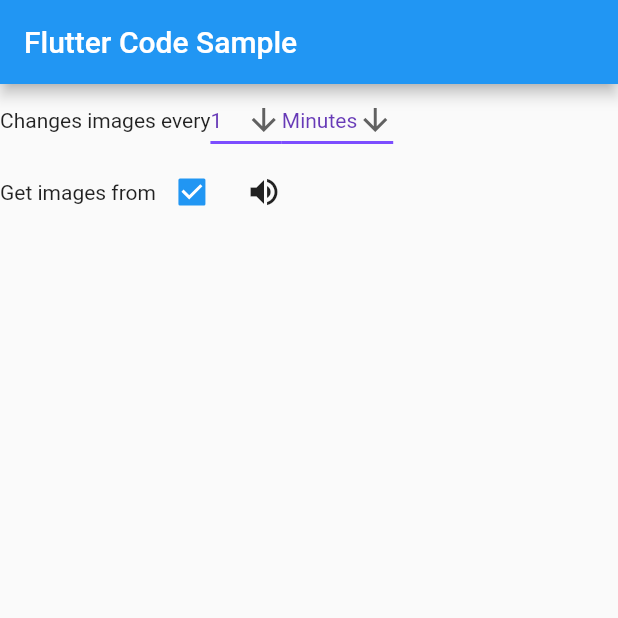
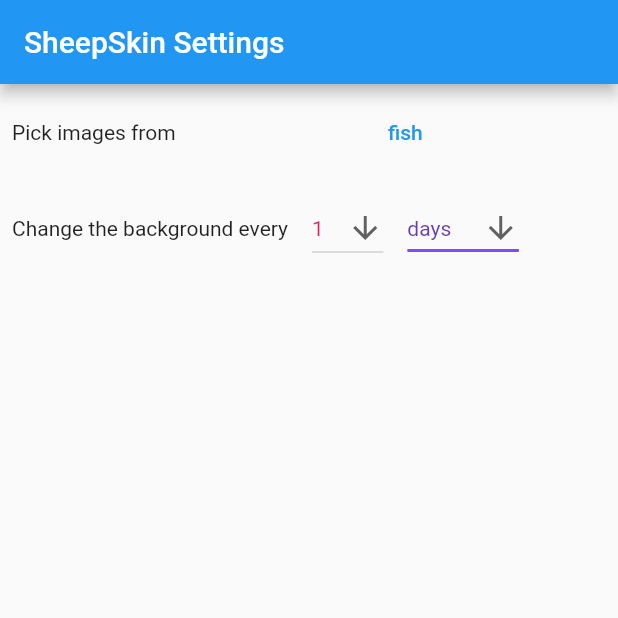
Before and after one commit to dvdhncck/sheepskin-hold, a Flutter app: the screen it shows after launch, on a phone screen of 412 x 824 dp, the top half of it. Run offline on Flutter 3.47's test engine with Material 2 defaults, Android fonts, the phone set to English and light mode, and no system bars; our stand-ins replace file_picker.

Commit message:
2 page navigation working

```diff
--- a/lib/main.dart
+++ b/lib/main.dart
@@ -1,74 +1,124 @@
+/// Flutter code sample for DropdownButton
+
+// This sample shows a `DropdownButton` with a large arrow icon,
+// purple text style, and bold purple underline, whose value is one of "One",
+// "Two", "Free", or "Four".
+//
+// ![](https://flutter.github.io/assets-for-api-docs/assets/material/dropdown_button.png)
+
 import 'package:flutter/material.dart';
 
 void main() {
-  runApp(SheepSkin());
+  runApp(MaterialApp(
+    title: 'SheepSkin - Wallpaper Fluctuator',
+    home: OptionsRoute(),
+  ));
 }
 
-/// This is the main application widget.
-class SheepSkin extends StatelessWidget {
-  const SheepSkin({Key? key}) : super(key: key);
-
-  static const String _title = 'Flutter Code Sample';
-
+class OptionsRoute extends StatelessWidget {
   @override
   Widget build(BuildContext context) {
-    return MaterialApp(
-      title: _title,
-      home: Scaffold(
-        appBar: AppBar(title: const Text(_title)),
-        body: const Center(
-          child: SheepskinSettingsWidget(),
+    return Scaffold(
+        appBar: AppBar(
+          title: Text('SheepSkin Settings'),
         ),
+        body: Center(child: SheepSkinOptionsWidget()));
+  }
+}
+
+class ImagePickerRoute extends StatelessWidget {
+  @override
+  Widget build(BuildContext context) {
+    return Scaffold(
+        appBar: AppBar(
+          title: Text('SheepSkin Settings'),
         ),
-    );
+        body: Center(child: SheepSkinImagePickerWidget()));
   }
 }
 
 /// This is the stateful widget that the main application instantiates.
-class SheepskinSettingsWidget extends StatefulWidget {
-  const SheepskinSettingsWidget({Key? key}) : super(key: key);
+class SheepSkinOptionsWidget extends StatefulWidget {
+  const SheepSkinOptionsWidget({Key? key}) : super(key: key);
 
   @override
-  State<SheepskinSettingsWidget> createState() =>
-      _SheepskinSettingsWidgetState();
+  State<SheepSkinOptionsWidget> createState() => _SheepSkinOptionsWidgetState();
 }
 
-/// This is the private State class that goes with MyStatefulWidget.
-class _SheepskinSettingsWidgetState extends State<SheepskinSettingsWidget> {
+class SheepSkinImagePickerWidget extends StatefulWidget {
+  const SheepSkinImagePickerWidget({Key? key}) : super(key: key);
+
+  @override
+  State<SheepSkinImagePickerWidget> createState() =>
+      _SheepSkinImagePickerWidgetState();
+}
+
+class _SheepSkinImagePickerWidgetState
+    extends State<SheepSkinImagePickerWidget> {
+  @override
+  Widget build(BuildContext context) {
+    return Padding(
+        padding: EdgeInsets.all(8.0),
+        child: TextButton(
+            onPressed: () {
+              Navigator.pop(context);
+            },
+            child: Text('fish')));
+  }
+}
+
+class _SheepSkinOptionsWidgetState extends State<SheepSkinOptionsWidget> {
   List<String> validTimeValues = <String>['1', '5', '10', '100'];
-  List<String> validTimeUnits = <String>['Minutes', 'Hours', 'Days', 'Weeks'];
-  String timeUnit = '5';
-  String timeValue = '?';
+  List<String> validTimeUnits = <String>['minutes', 'hours', 'days', 'weeks'];
+  String timeValue = '1';
+  String timeUnit = 'days';
 
   @override
   Widget build(BuildContext context) {
-    timeValue = validTimeValues.first;
-    timeUnit = validTimeUnits.first;
-
-    var timeValueDropdown = DropdownButton<String>(
+    var locationRow = Row(children: [
+      Padding(padding: EdgeInsets.all(8.0), child: Text('Pick images from ')),
+      Expanded(
+          flex: 2,
+          child: Padding(
+              padding: EdgeInsets.all(8.0),
+              child: TextButton(
+                  onPressed: () {
+                    Navigator.push(
+                      context,
+                      MaterialPageRoute(
+                          builder: (context) => ImagePickerRoute()),
+                    );
+                  },
+                  child: Text('fish')))),
+    ]);
+    var timeRow = Row(children: [
+      Padding(
+          padding: EdgeInsets.all(8.0),
+          child: Text('Change the background every')),
+      Padding(
+          padding: EdgeInsets.all(8.0),
+          child: DropdownButton<String>(
             value: timeValue,
             icon: const Icon(Icons.arrow_downward),
             iconSize: 24,
             elevation: 16,
-      style: const TextStyle(color: Colors.deepPurple),
-      underline: Container(
-        height: 2,
-        color: Colors.deepPurpleAccent,
-      ),
+            style: const TextStyle(color: Colors.pink),
             onChanged: (String? newValue) {
               setState(() {
                 timeValue = newValue!;
               });
             },
-      items: validTimeValues.map<DropdownMenuItem<String>>((String value) {
+            items:
+                validTimeValues.map<DropdownMenuItem<String>>((String value) {
               return DropdownMenuItem<String>(
                 value: value,
                 child: Text(value),
               );
             }).toList(),
-    );
-
-    var timeUnitDropdown = DropdownButton<String>(
+          )),
+      Padding(
+          padding: EdgeInsets.all(8.0),
+          child: DropdownButton<String>(
             value: timeUnit,
             icon: const Icon(Icons.arrow_downward),
             iconSize: 24,
@@ -89,38 +139,9 @@
                 child: Text(value),
               );
             }).toList(),
-    );
-
-    var frequencyLine = Row(children: <Widget>[
-      Text('Changes images every'),
-      timeValueDropdown,
-      timeUnitDropdown
+          ))
     ]);
 
-    var spaceCheckbox = Checkbox(
-      onChanged: (bool? newValue) {
-        setState(() {
-          //timeUnit = newValue!;
-        });
-      },
-      value: true,
-    );
-
-    var sourceLine = Row(children: <Widget>[
-      Text('Get images from'),
-      spaceCheckbox,
-      IconButton(
-        icon: const Icon(Icons.volume_up),
-        tooltip: 'Pick locations',
-        onPressed: () {
-          setState(() {
-            // Do a  thing
-          });
-        },
-      ),
-    ]);
-
-    var lines = Column(children: <Widget>[frequencyLine, sourceLine]);
-    return lines;
+    return Column(children: [locationRow, timeRow]);
   }
 }
```
Also changed, not shown: lib/file_picker.dart (added, +226 -0 lines). Lines whose indentation alone changed are shown as unchanged.
